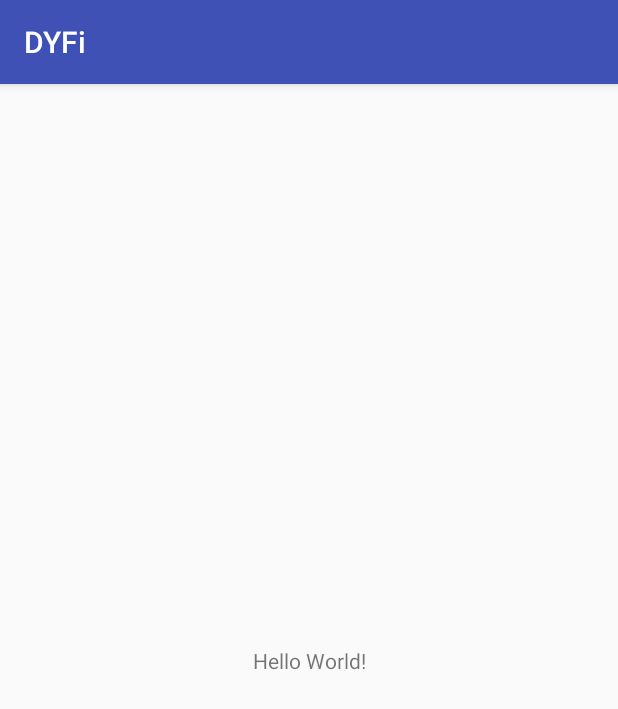
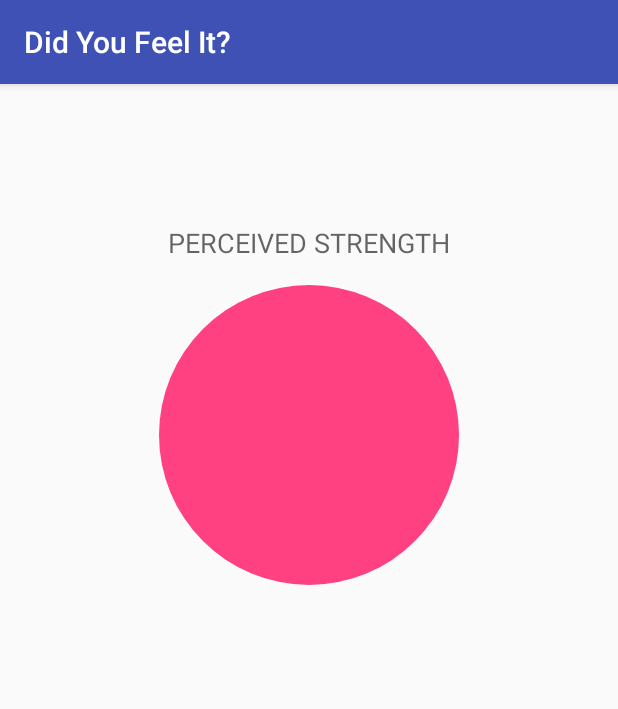
Before and after one commit to AlexandraDamaschin/DYFi, an Android app: the screen it shows after launch (MainActivity), on a phone screen of 412 x 824 dp. Shown: the top 709 px of the screen. Run offline under Robolectric (Android 15) with nearby library versions, the phone set to English and light mode, and no system bars; 3 statements that could not run were skipped.

Commit message:
starter code

```diff
--- a/app/src/main/java/com/example/android/dyfi/MainActivity.java
+++ b/app/src/main/java/com/example/android/dyfi/MainActivity.java
@@ -2,12 +2,33 @@ package com.example.android.dyfi;
 
 import android.support.v7.app.AppCompatActivity;
 import android.os.Bundle;
+import android.widget.TextView;
 
 public class MainActivity extends AppCompatActivity {
+    private static final String USGS_REQUEST_URL =
+            "https://earthquake.usgs.gov/fdsnws/event/1/query?format=geojson&starttime=2016-01-01&endtime=2016-05-02&minfelt=50&minmagnitude=5";
 
     @Override
     protected void onCreate(Bundle savedInstanceState) {
         super.onCreate(savedInstanceState);
         setContentView(R.layout.activity_main);
+
+        // Perform the HTTP request for earthquake data and process the response.
+        Event earthquake = Utils.fetchEarthquakeData(USGS_REQUEST_URL);
+
+        // Update the information displayed to the user.
+        updateUi(earthquake);
+    }
+
+    // Update the UI with the given earthquake information.
+    private void updateUi(Event earthquake) {
+        TextView titleTextView = (TextView) findViewById(R.id.title);
+        titleTextView.setText(earthquake.title);
+
+        TextView tsunamiTextView = (TextView) findViewById(R.id.number_of_people);
+        tsunamiTextView.setText(getString(R.string.num_people_felt_it, earthquake.numOfPeople));
+
+        TextView magnitudeTextView = (TextView) findViewById(R.id.perceived_magnitude);
+        magnitudeTextView.setText(earthquake.perceivedStrength);
     }
 }
--- /dev/null
+++ b/app/src/main/java/com/example/android/dyfi/Utils.java
@@ -0,0 +1,149 @@
+package com.example.android.dyfi;
+
+import android.text.TextUtils;
+import android.util.Log;
+
+import org.json.JSONArray;
+import org.json.JSONException;
+import org.json.JSONObject;
+
+import java.io.BufferedReader;
+import java.io.IOException;
+import java.io.InputStream;
+import java.io.InputStreamReader;
+import java.net.HttpURLConnection;
+import java.net.MalformedURLException;
+import java.net.URL;
+import java.nio.charset.Charset;
+
+/**
+ * Utility class with methods to help perform the HTTP request and
+ * parse the response.
+ */
+public final class Utils {
+    // Tag for the log messages
+    public static final String LOG_TAG = Utils.class.getSimpleName();
+
+    // Query the USGS dataset and return an {@link Event} object to represent a single earthquake.
+    public static Event fetchEarthquakeData(String requestUrl) {
+        // Create URL object
+        URL url = createUrl(requestUrl);
+
+        // Perform HTTP request to the URL and receive a JSON response back
+        String jsonResponse = null;
+        try {
+            jsonResponse = makeHttpRequest(url);
+        } catch (IOException e) {
+            Log.e(LOG_TAG, "Error closing input stream", e);
+        }
+
+        // Extract relevant fields from the JSON response and create an {@link Event} object
+        Event earthquake = extractFeatureFromJson(jsonResponse);
+
+        // Return the {@link Event}
+        return earthquake;
+    }
+
+    //Returns new URL object from the given string URL.
+    private static URL createUrl(String stringUrl) {
+        URL url = null;
+        try {
+            url = new URL(stringUrl);
+        } catch (MalformedURLException e) {
+            Log.e(LOG_TAG, "Error with creating URL ", e);
+        }
+        return url;
+    }
+
+
+    // Make an HTTP request to the given URL and return a String as the response.
+    private static String makeHttpRequest(URL url) throws IOException {
+        String jsonResponse = "";
+
+        // If the URL is null, then return early.
+        if (url == null) {
+            return jsonResponse;
+        }
+
+        HttpURLConnection urlConnection = null;
+        InputStream inputStream = null;
+        try {
+            urlConnection = (HttpURLConnection) url.openConnection();
+            urlConnection.setReadTimeout(10000 /* milliseconds */);
+            urlConnection.setConnectTimeout(15000 /* milliseconds */);
+            urlConnection.setRequestMethod("GET");
+            urlConnection.connect();
+
+            // If the request was successful (response code 200),
+            // then read the input stream and parse the response.
+            if (urlConnection.getResponseCode() == 200) {
+                inputStream = urlConnection.getInputStream();
+                jsonResponse = readFromStream(inputStream);
+            } else {
+                Log.e(LOG_TAG, "Error response code: " + urlConnection.getResponseCode());
+            }
+        } catch (IOException e) {
+            Log.e(LOG_TAG, "Problem retrieving the earthquake JSON results.", e);
+        } finally {
+            if (urlConnection != null) {
+                urlConnection.disconnect();
+            }
+            if (inputStream != null) {
+                inputStream.close();
+            }
+        }
+        return jsonResponse;
+    }
+
+    /**
+     * Convert the {@link InputStream} into a String which contains the
+     * whole JSON response from the server.
+     */
+    private static String readFromStream(InputStream inputStream) throws IOException {
+        StringBuilder output = new StringBuilder();
+        if (inputStream != null) {
+            InputStreamReader inputStreamReader = new InputStreamReader(inputStream, Charset.forName("UTF-8"));
+            BufferedReader reader = new BufferedReader(inputStreamReader);
+            String line = reader.readLine();
+            while (line != null) {
+                output.append(line);
+                line = reader.readLine();
+            }
+        }
+        return output.toString();
+    }
+
+    /**
+     * Return an {@link Event} object by parsing out information
+     * about the first earthquake from the input earthquakeJSON string.
+     */
+    private static Event extractFeatureFromJson(String earthquakeJSON) {
+        // If the JSON string is empty or null, then return early.
+        if (TextUtils.isEmpty(earthquakeJSON)) {
+            return null;
+        }
+
+        try {
+            JSONObject baseJsonResponse = new JSONObject(earthquakeJSON);
+            JSONArray featureArray = baseJsonResponse.getJSONArray("features");
+
+            // If there are results in the features array
+            if (featureArray.length() > 0) {
+                // Extract out the first feature (which is an earthquake)
+                JSONObject firstFeature = featureArray.getJSONObject(0);
+                JSONObject properties = firstFeature.getJSONObject("properties");
+
+                // Extract out the title, number of people, and perceived strength values
+                String title = properties.getString("title");
+                String numberOfPeople = properties.getString("felt");
+                String perceivedStrength = properties.getString("cdi");
+
+                // Create a new {@link Event} object
+                return new Event(title, numberOfPeople, perceivedStrength);
+            }
+        } catch (JSONException e) {
+            Log.e(LOG_TAG, "Problem parsing the earthquake JSON results", e);
+        }
+        return null;
+    }
+}
--- /dev/null
+++ b/app/src/main/res/drawable/magnitude_circle.xml
@@ -0,0 +1,9 @@
+<?xml version="1.0" encoding="utf-8"?>
+<shape xmlns:android="http://schemas.android.com/apk/res/android"
+    android:shape="oval">
+    <solid android:color="@color/colorAccent" />
+    <size
+        android:width="200dp"
+        android:height="200dp" />
+    <corners android:radius="100dp" />
+</shape>
--- a/app/src/main/res/layout/activity_main.xml
+++ b/app/src/main/res/layout/activity_main.xml
@@ -1,18 +1,48 @@
 <?xml version="1.0" encoding="utf-8"?>
-<android.support.constraint.ConstraintLayout xmlns:android="http://schemas.android.com/apk/res/android"
-    xmlns:app="http://schemas.android.com/apk/res-auto"
+<!-- Layout for the main screen -->
+<LinearLayout xmlns:android="http://schemas.android.com/apk/res/android"
     xmlns:tools="http://schemas.android.com/tools"
     android:layout_width="match_parent"
     android:layout_height="match_parent"
+    android:orientation="vertical"
+    android:padding="16dp"
     tools:context="com.example.android.dyfi.MainActivity">
 
     <TextView
+        android:id="@+id/title"
         android:layout_width="wrap_content"
         android:layout_height="wrap_content"
-        android:text="Hello World!"
-        app:layout_constraintBottom_toBottomOf="parent"
-        app:layout_constraintLeft_toLeftOf="parent"
-        app:layout_constraintRight_toRightOf="parent"
-        app:layout_constraintTop_toTopOf="parent" />
+        android:layout_gravity="center_horizontal"
+        android:paddingBottom="16dp"
+        android:paddingTop="16dp"
+        android:textAppearance="?android:textAppearanceLarge" />
 
-</android.support.constraint.ConstraintLayout>
+    <TextView
+        android:layout_width="match_parent"
+        android:layout_height="wrap_content"
+        android:gravity="center_horizontal"
+        android:paddingBottom="16dp"
+        android:paddingTop="16dp"
+        android:text="@string/perceived_strength"
+        android:textAllCaps="true"
+        android:textAppearance="?android:textAppearanceMedium" />
+
+    <TextView
+        android:id="@+id/perceived_magnitude"
+        android:layout_width="wrap_content"
+        android:layout_height="wrap_content"
+        android:layout_gravity="center_horizontal"
+        android:background="@drawable/magnitude_circle"
+        android:gravity="center"
+        android:textColor="@android:color/white"
+        android:textSize="100sp" />
+
+    <TextView
+        android:id="@+id/number_of_people"
+        android:layout_width="wrap_content"
+        android:layout_height="wrap_content"
+        android:layout_gravity="center_horizontal"
+        android:paddingTop="16dp"
+        android:textAllCaps="true"
+        android:textAppearance="?android:textAppearanceMedium" />
+</LinearLayout>
--- a/app/src/main/res/values/strings.xml
+++ b/app/src/main/res/values/strings.xml
@@ -1,3 +1,10 @@
-<resources>
-    <string name="app_name">DYFi</string>
+<resources xmlns:xliff="urn:oasis:names:tc:xliff:document:1.2">
+    <string name="app_name">Did You Feel It?</string>
+
+    <!-- Label for perceived strength value [CHAR LIMIT=40] -->
+    <string name="perceived_strength">Perceived Strength</string>
+
+    <!-- Number of people who reported perceived strength for an earthquake [CHAR LIMIT=NONE] -->
+    <string name="num_people_felt_it"><xliff:g example="10" id="number">%s</xliff:g> people felt it</string>
+
 </resources>
```
Also changed, not shown: app/src/main/java/com/example/android/dyfi/Event.java (added, +21 -0 lines).
